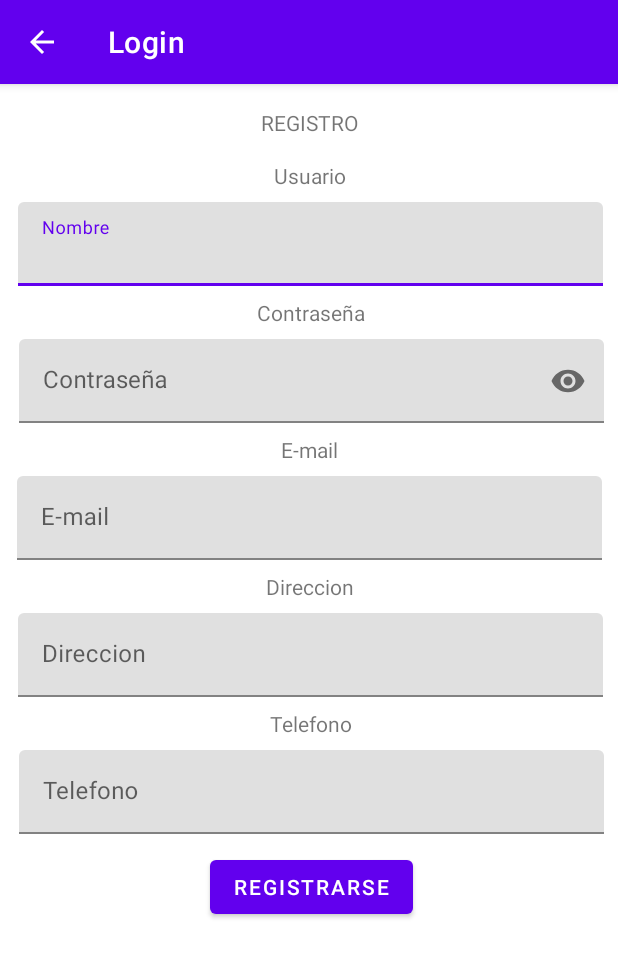
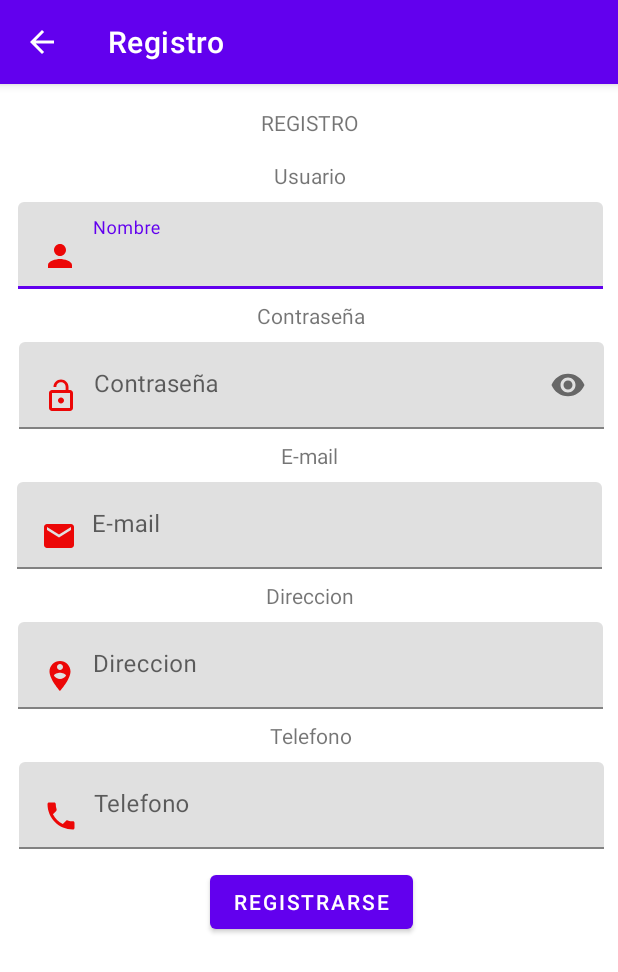
Before and after one commit to reca44/VinhaLopezAntonioProyectoPMDM, an Android app: the RegistroActivity screen opened directly, with no data from a screen before it, on a phone screen of 412 x 824 dp. Shown: the top 972 px of the screen. Run offline under Robolectric (Android 15) with nearby library versions, the phone set to English and light mode, and no system bars.

```diff
--- /dev/null
+++ b/app/src/main/res/drawable/candadopass.xml
@@ -0,0 +1,5 @@
+<vector android:height="24dp" android:tint="#EC0707"
+    android:viewportHeight="24" android:viewportWidth="24"
+    android:width="24dp" xmlns:android="http://schemas.android.com/apk/res/android">
+    <path android:fillColor="@android:color/white" android:pathData="M12,17c1.1,0 2,-0.9 2,-2s-0.9,-2 -2,-2 -2,0.9 -2,2 0.9,2 2,2zM18,8h-1L17,6c0,-2.76 -2.24,-5 -5,-5S7,3.24 7,6h1.9c0,-1.71 1.39,-3.1 3.1,-3.1 1.71,0 3.1,1.39 3.1,3.1v2L6,8c-1.1,0 -2,0.9 -2,2v10c0,1.1 0.9,2 2,2h12c1.1,0 2,-0.9 2,-2L20,10c0,-1.1 -0.9,-2 -2,-2zM18,20L6,20L6,10h12v10z"/>
+</vector>
--- /dev/null
+++ b/app/src/main/res/drawable/direccion.xml
@@ -0,0 +1,5 @@
+<vector android:height="24dp" android:tint="#EC0707"
+    android:viewportHeight="24" android:viewportWidth="24"
+    android:width="24dp" xmlns:android="http://schemas.android.com/apk/res/android">
+    <path android:fillColor="@android:color/white" android:pathData="M12,2C8.14,2 5,5.14 5,9c0,5.25 7,13 7,13s7,-7.75 7,-13C19,5.14 15.86,2 12,2zM12,4c1.1,0 2,0.9 2,2c0,1.11 -0.9,2 -2,2s-2,-0.89 -2,-2C10,4.9 10.9,4 12,4zM12,14c-1.67,0 -3.14,-0.85 -4,-2.15c0.02,-1.32 2.67,-2.05 4,-2.05s3.98,0.73 4,2.05C15.14,13.15 13.67,14 12,14z"/>
+</vector>
--- /dev/null
+++ b/app/src/main/res/drawable/ic_baseline_person_24.xml
@@ -0,0 +1,10 @@
+<vector xmlns:android="http://schemas.android.com/apk/res/android"
+    android:width="24dp"
+    android:height="24dp"
+    android:tint="#EC0707"
+    android:viewportWidth="24"
+    android:viewportHeight="24">
+    <path
+        android:fillColor="@android:color/white"
+        android:pathData="M12,12c2.21,0 4,-1.79 4,-4s-1.79,-4 -4,-4 -4,1.79 -4,4 1.79,4 4,4zM12,14c-2.67,0 -8,1.34 -8,4v2h16v-2c0,-2.66 -5.33,-4 -8,-4z" />
+</vector>
--- /dev/null
+++ b/app/src/main/res/drawable/mail.xml
@@ -0,0 +1,5 @@
+<vector android:height="24dp" android:tint="#EC0707"
+    android:viewportHeight="24" android:viewportWidth="24"
+    android:width="24dp" xmlns:android="http://schemas.android.com/apk/res/android">
+    <path android:fillColor="@android:color/white" android:pathData="M20,4L4,4c-1.1,0 -1.99,0.9 -1.99,2L2,18c0,1.1 0.9,2 2,2h16c1.1,0 2,-0.9 2,-2L22,6c0,-1.1 -0.9,-2 -2,-2zM20,8l-8,5 -8,-5L4,6l8,5 8,-5v2z"/>
+</vector>
--- /dev/null
+++ b/app/src/main/res/drawable/telefono.xml
@@ -0,0 +1,5 @@
+<vector android:height="24dp" android:tint="#EC0707"
+    android:viewportHeight="24" android:viewportWidth="24"
+    android:width="24dp" xmlns:android="http://schemas.android.com/apk/res/android">
+    <path android:fillColor="@android:color/white" android:pathData="M6.62,10.79c1.44,2.83 3.76,5.14 6.59,6.59l2.2,-2.2c0.27,-0.27 0.67,-0.36 1.02,-0.24 1.12,0.37 2.33,0.57 3.57,0.57 0.55,0 1,0.45 1,1V20c0,0.55 -0.45,1 -1,1 -9.39,0 -17,-7.61 -17,-17 0,-0.55 0.45,-1 1,-1h3.5c0.55,0 1,0.45 1,1 0,1.25 0.2,2.45 0.57,3.57 0.11,0.35 0.03,0.74 -0.25,1.02l-2.2,2.2z"/>
+</vector>
--- a/app/src/main/res/layout/login.xml
+++ b/app/src/main/res/layout/login.xml
@@ -46,6 +46,8 @@
         <com.google.android.material.textfield.TextInputEditText
             android:id="@+id/inputUsuario"
             android:layout_width="match_parent"
+            android:drawableStart="@drawable/ic_baseline_person_24"
+            android:drawablePadding="10dp"
             android:layout_height="wrap_content"
             android:hint="Introduce tu usuario"
             />
@@ -80,6 +82,8 @@
             android:layout_height="wrap_content"
             android:background="@android:color/transparent"
             android:hint="Introduce tu contraseña"
+            android:drawableStart="@drawable/candadopass"
+            android:drawablePadding="10dp"
             android:inputType="textPassword"
             app:boxBackgroundColor="@android:color/transparent"
 
--- a/app/src/main/res/layout/registro.xml
+++ b/app/src/main/res/layout/registro.xml
@@ -41,6 +41,8 @@
             android:id="@+id/inputUsuario"
             android:layout_width="match_parent"
             android:layout_height="wrap_content"
+            android:drawableStart="@drawable/ic_baseline_person_24"
+            android:drawablePadding="10dp"
             android:hint="@string/hint_introducir_nombre" />
     </com.google.android.material.textfield.TextInputLayout>
 
@@ -71,6 +73,8 @@
             android:layout_width="match_parent"
             android:layout_height="wrap_content"
             android:hint="Contraseña"
+            android:drawableStart="@drawable/candadopass"
+            android:drawablePadding="10dp"
             android:inputType="textPassword" />
     </com.google.android.material.textfield.TextInputLayout>
 
@@ -100,6 +104,8 @@
             android:layout_width="match_parent"
             android:layout_height="wrap_content"
             android:hint="E-mail"
+            android:drawableStart="@drawable/mail"
+            android:drawablePadding="10dp"
             android:inputType="textEmailAddress" />
     </com.google.android.material.textfield.TextInputLayout>
 
@@ -138,6 +144,8 @@
             android:id="@+id/inputDireccion"
             android:layout_width="match_parent"
             android:layout_height="wrap_content"
+            android:drawableStart="@drawable/direccion"
+            android:drawablePadding="10dp"
             android:hint="Direccion" />
     </com.google.android.material.textfield.TextInputLayout>
 
@@ -167,6 +175,8 @@
             android:layout_width="match_parent"
             android:layout_height="wrap_content"
             android:hint="Telefono"
+            android:drawableStart="@drawable/telefono"
+            android:drawablePadding="10dp"
             android:inputType="phone" />
     </com.google.android.material.textfield.TextInputLayout>
 
```
Also changed, not shown: app/src/main/AndroidManifest.xml (+8 -4 lines), app/src/main/java/com/murallaromana/dam/activities/DetallesActivity.kt (added, +16 -0 lines), app/src/main/java/com/murallaromana/dam/activities/ListaPeliculasActivity.kt (+10 -40 lines), app/src/main/java/com/murallaromana/dam/adapters/ListaPeliculasAdapter.kt (added, +47 -0 lines), app/src/main/java/com/murallaromana/dam/adapters/ListaPersonajesAdapter.kt (deleted, +0 -44 lines), app/src/main/java/com/murallaromana/dam/model/data/PeliculasDao.kt (added, +12 -0 lines), app/src/main/java/com/murallaromana/dam/model/data/PeliculasDaoMockImpl.kt (added, +79 -0 lines), app/src/main/java/com/murallaromana/dam/model/entities/Pelicula.kt (added, +11 -0 lines), app/src/main/java/com/murallaromana/dam/model/entities/Personaje.kt (deleted, +0 -20 lines), app/src/main/res/layout/activity_detalles.xml (added, +9 -0 lines), app/src/main/res/layout/activity_lista_peliculas.xml (+11 -0 lines), app/src/main/res/layout/item_pelicula.xml (renamed from app/src/main/res/layout/item_personaje.xml, +27 -40 lines).
